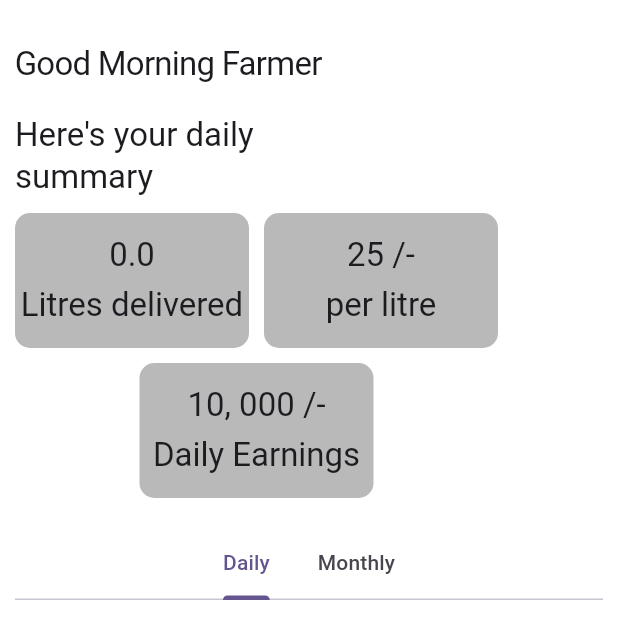
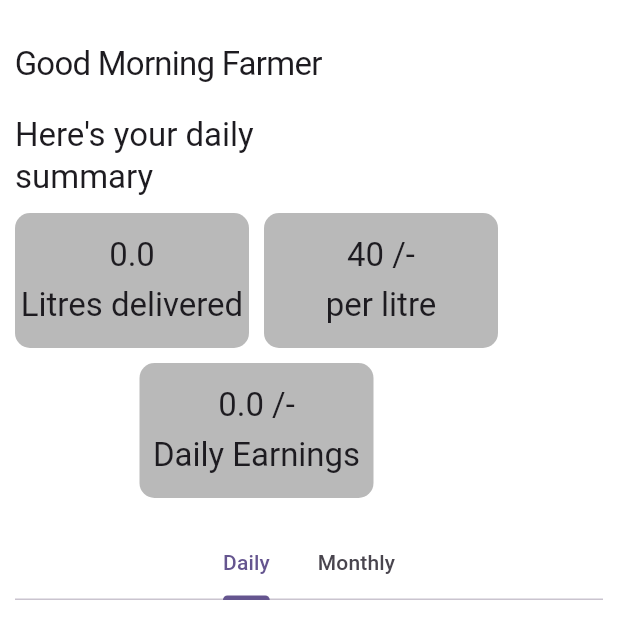
Before and after one commit to kariuki-joseph/wanda-dairy, a Flutter app: the FarmerHomePage screen opened by its route, on a phone screen of 412 x 824 dp, the top half of it. Run offline on Flutter 3.47's test engine with Material 3 defaults, Android fonts, the phone set to English and light mode, and no system bars; our stand-ins replace cloud_firestore, firebase_auth, firebase_core, get; accounts and stored records are empty.

Commit message:
changes by Kane

```diff
--- a/lib/screens/choose_account.dart
+++ b/lib/screens/choose_account.dart
@@ -21,7 +21,7 @@ class ChooseAccount extends StatelessWidget {
             ),
             const SizedBox(height: 30),
             Row(
-              mainAxisAlignment: MainAxisAlignment.start,
+              mainAxisAlignment: MainAxisAlignment.spaceAround,
               children: [
                 InfoBox(
                   top: Image.asset("images/grocery.png"),
--- a/lib/screens/home/controller/milk_collection_controller.dart
+++ b/lib/screens/home/controller/milk_collection_controller.dart
@@ -46,12 +46,14 @@ class MilkCollectionController extends GetxController {
 
     // calculate total milk delivered today whenever a new milk collection is added
     ever(milkCollections, (callback) {
-      milkCollections.map((collection) {
+      debugPrint("Milk collection changed ${milkCollections.length}");
+
+      for (var collection in milkCollections) {
         String today = DateFormat("dd/MM/yyyy").format(DateTime.now());
         if (collection.collectionDate == today) {
           litresCollectedToday.value += collection.volumeInLitres;
         }
-      });
+      }
     });
 
     // fetch milk collection summary from firebase
--- a/lib/screens/home/farmer_home_page.dart
+++ b/lib/screens/home/farmer_home_page.dart
@@ -26,9 +26,9 @@ class _FarmerHomePageState extends State<FarmerHomePage> {
                 _currentIndex = index;
               });
             },
-            children: const [
+            children: [
               FarmerHomeTab(),
-              FarmerInvoiceTab(),
+              const FarmerInvoiceTab(),
             ],
           ),
         ),
--- a/lib/screens/home/tabs/dairy_home_tab.dart
+++ b/lib/screens/home/tabs/dairy_home_tab.dart
@@ -33,6 +33,7 @@ class DairyHomeTab extends StatelessWidget {
         const SizedBox(height: 30),
         // summary boxes
         Row(
+          mainAxisAlignment: MainAxisAlignment.spaceAround,
           children: [
             Obx(
               () => InfoBox(
@@ -71,7 +72,9 @@ class DairyHomeTab extends StatelessWidget {
         const SizedBox(height: 10),
         Expanded(
           child: Obx(
-            () => DataTable(
+            () => SingleChildScrollView(
+              scrollDirection: Axis.vertical,
+              child: DataTable(
                 columns: const [
                   DataColumn(
                     label: Text('Farmer Name'),
@@ -92,6 +95,7 @@ class DairyHomeTab extends StatelessWidget {
                       ),
                     )
                     .toList(),
+              ),
             ),
           ),
         ),
--- a/lib/screens/home/tabs/farmer_home_tab.dart
+++ b/lib/screens/home/tabs/farmer_home_tab.dart
@@ -49,10 +49,9 @@ class FarmerHomeTab extends StatelessWidget {
                 onTap: () {},
               ),
             ),
-            Obx(
-              () => InfoBox(
+            InfoBox(
               top: Text(
-                  "25 /-",
+                "40 /-",
                 style: Theme.of(context).textTheme.titleLarge,
               ),
               bottom: Text(
@@ -61,11 +60,9 @@ class FarmerHomeTab extends StatelessWidget {
               ),
               onTap: () {},
             ),
-            ),
-            Obx(
-              () => InfoBox(
+           Obx(() =>  InfoBox(
               top: Text(
-                  "10, 000 /-",
+                "${milkcontroller.litresCollectedToday.value * 40} /-",
                 style: Theme.of(context).textTheme.titleLarge,
               ),
               bottom: Text(
@@ -73,8 +70,7 @@ class FarmerHomeTab extends StatelessWidget {
                 style: Theme.of(context).textTheme.titleLarge,
               ),
               onTap: () {},
-              ),
-            ),
+            ),)
           ],
         ),
         const SizedBox(height: 20),
--- a/pubspec.yaml
+++ b/pubspec.yaml
@@ -51,7 +51,7 @@ dev_dependencies:
   # activated in the `analysis_options.yaml` file located at the root of your
   # package. See that file for information about deactivating specific lint
   # rules and activating additional ones.
-  flutter_lints: ^2.0.0
+  flutter_lints: ^3.0.1
 
 # For information on the generic Dart part of this file, see the
 # following page: https://dart.dev/tools/pub/pubspec
```
Also changed, not shown: lib/screens/home/controller/farmer_controller.dart (added, +54 -0 lines), pubspec.lock. Lines whose indentation alone changed are shown as unchanged.
